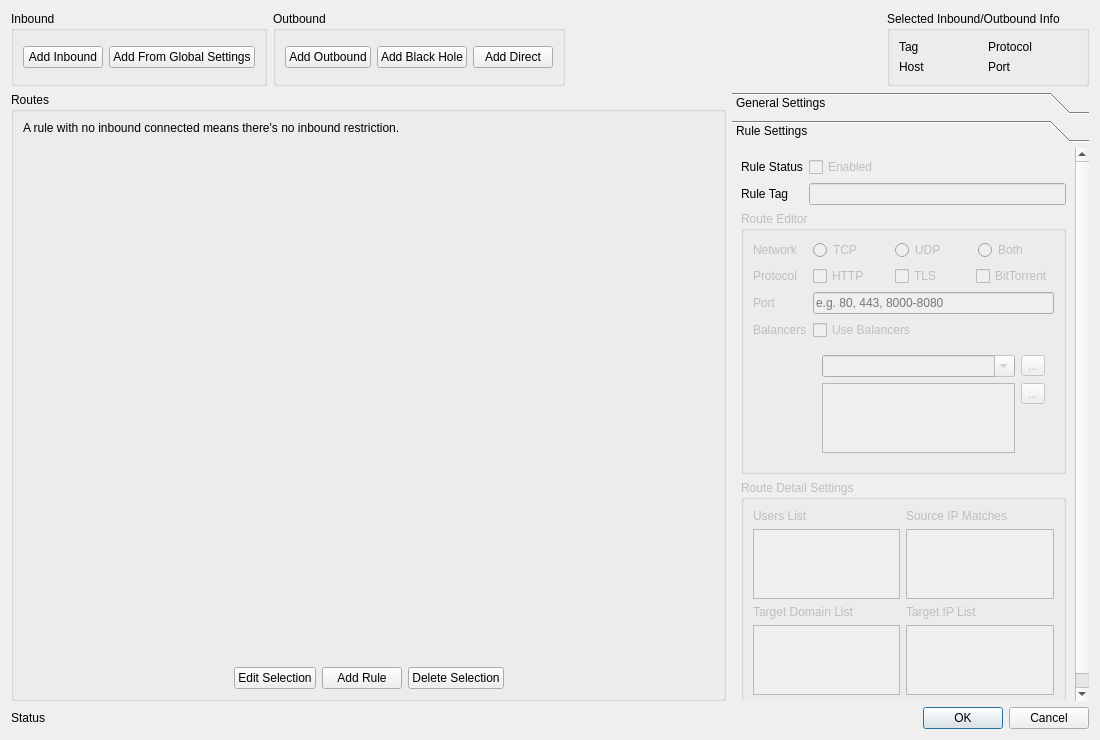
This is src/ui/editors/w_RoutesEditor.ui in darsvador/qvssr as Qt 5 draws it before an edit. The edited form follows.
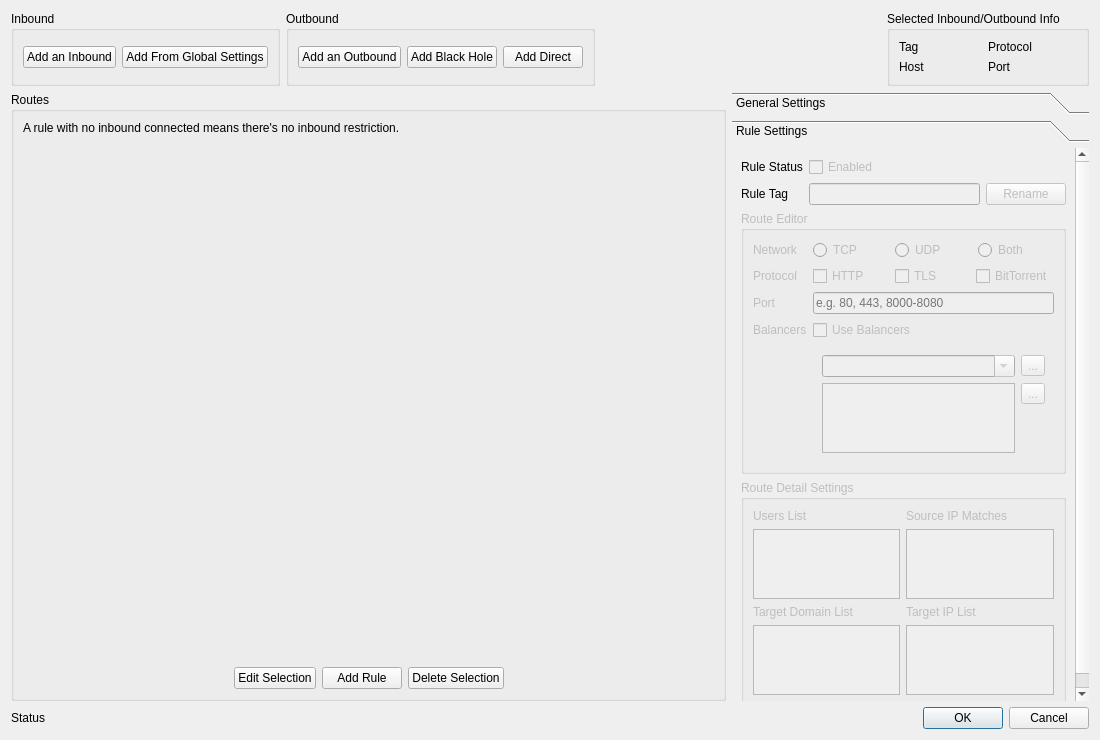
This is the edited form. The open tabs and pages were chosen to show the change.

Commit message: fix: added rename button, changed the text to trigger translation, fixed #311 and fixed #313

```diff
--- a/src/ui/editors/w_RoutesEditor.ui
+++ b/src/ui/editors/w_RoutesEditor.ui
@@ -37,7 +37,7 @@
            <string>Add outbound</string>
           </property>
           <property name="text">
-           <string>Add Inbound</string>
+           <string>Add an Inbound</string>
           </property>
          </widget>
         </item>
@@ -66,7 +66,7 @@
            <string>Add outbound</string>
           </property>
           <property name="text">
-           <string>Add Outbound</string>
+           <string>Add an Outbound</string>
           </property>
          </widget>
         </item>
@@ -371,8 +371,8 @@
        <rect>
         <x>0</x>
         <y>0</y>
-        <width>341</width>
-        <height>687</height>
+        <width>345</width>
+        <height>615</height>
        </rect>
       </property>
       <attribute name="label">
@@ -409,12 +409,26 @@
           </widget>
          </item>
          <item row="1" column="1">
+          <layout class="QHBoxLayout" name="horizontalLayout_6">
+           <item>
           <widget class="QLineEdit" name="ruleTagLineEdit">
            <property name="enabled">
             <bool>false</bool>
            </property>
           </widget>
          </item>
+           <item>
+            <widget class="QPushButton" name="ruleRenameBtn">
+             <property name="enabled">
+              <bool>false</bool>
+             </property>
+             <property name="text">
+              <string>Rename</string>
+             </property>
+            </widget>
+           </item>
+          </layout>
+         </item>
         </layout>
        </item>
        <item>
```
Left out of the diff: 9 changed lines with no effect on the pictures. Lines whose indentation alone changed are shown as unchanged. The commit also changes 3 other files.
